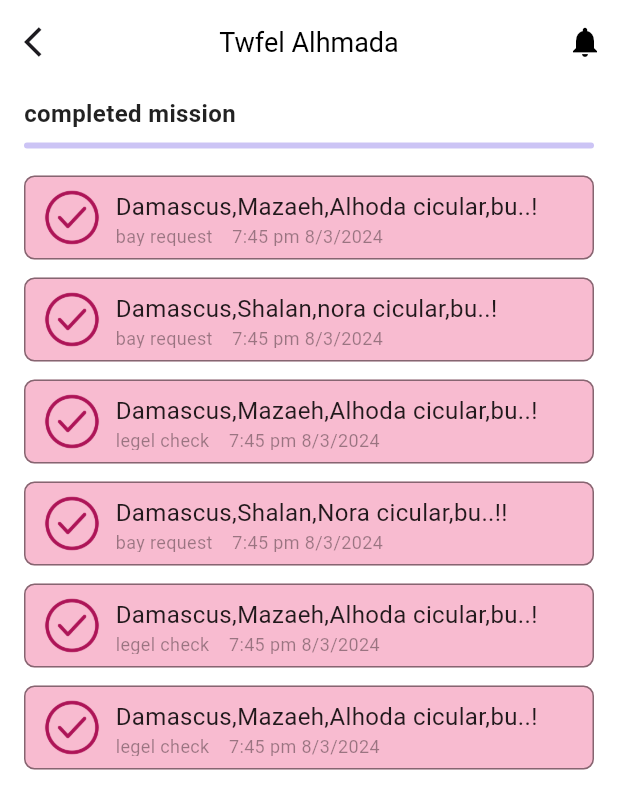
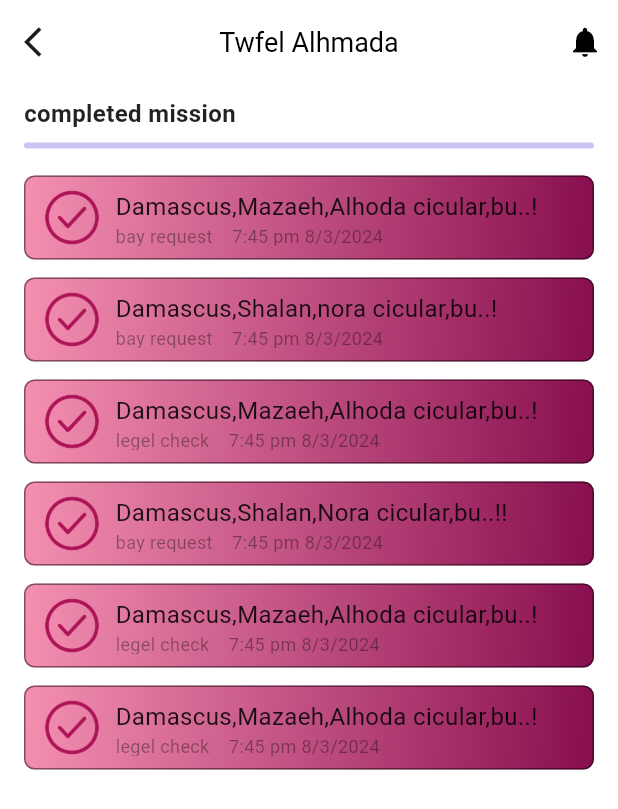
Before and after one commit to Twfekalh/real_estate_investment_lawyer_app, a Flutter app: the ComplatedPageView screen opened by its route, on a phone screen of 412 x 824 dp. Shown: the top 809 px of the screen. Run offline on Flutter 3.47's test engine with Material 3 defaults, Android fonts, the light colour scheme and no system bars; our stand-ins replace dio, flutter_bloc, flutter_easyloading, flutter_svg, flutter_zoom_drawer, get_it and 3 more; accounts and stored records are empty; key blocks and very long unbroken strings in the code were emptied for the run.

Commit message:
edit color homepage & add profile

```diff
--- a/lib/config/api_config.dart
+++ b/lib/config/api_config.dart
@@ -1,7 +1,10 @@
+import 'dart:io';
+
 class ApiConfig {
-  static const String baseUrl = 'http://127.0.0.1:8000';
+  static String baseUrl =
+      Platform.isAndroid ? 'http://10.0.2.2:8000/' : 'http://127.0.0.1:8000';
 
-  static const int timeout = 30;
+  // static const int timeout = 30;
   static const String loginEndpoint = 'api/login';
 
   static const String userEndpoint = 'api/profile';
--- a/lib/presentation/check property/widgets/sales_estate_container.dart
+++ b/lib/presentation/check property/widgets/check_property_container.dart
@@ -1,7 +1,7 @@
 import 'package:flutter/material.dart';
 
-class SaleEstateContainer extends StatelessWidget {
-  const SaleEstateContainer({
+class CheckPropertyContainer extends StatelessWidget {
+  const CheckPropertyContainer({
     super.key,
     required this.height,
     required this.child,
--- a/lib/presentation/check/widgets/check_view_body.dart
+++ b/lib/presentation/check/widgets/check_view_body.dart
@@ -140,7 +140,7 @@ class CheckViewBody extends StatelessWidget {
                       'Done',
                       style: TextStyle(
                         fontSize: 16,
-                        color: AppColors.background,
+                        color: AppColors.lightPurple,
                       ),
                     ),
                   ),
--- a/lib/presentation/home page/widget/complated_page_view.dart
+++ b/lib/presentation/home page/widget/complated_page_view.dart
@@ -15,37 +15,43 @@ class ComplatedPageView extends StatelessWidget {
       {
         "mainText": "Damascus,Mazaeh,Alhoda cicular,bu..!",
         "secondText": "bay request    7:45 pm 8/3/2024 ",
-        "color": AppColors.pink100,
+        "startColor": AppColors.pink200,
+        "endColor": AppColors.pink900,
         "imageIcon": AppAssets.complate,
       },
       {
         "mainText": "Damascus,Shalan,nora cicular,bu..!",
         "secondText": "bay request    7:45 pm 8/3/2024 ",
-        "color": AppColors.pink100,
+        "startColor": AppColors.pink200,
+        "endColor": AppColors.pink900,
         "imageIcon": AppAssets.complate,
       },
       {
         "mainText": "Damascus,Mazaeh,Alhoda cicular,bu..!",
         "secondText": "legel check    7:45 pm 8/3/2024 ",
-        "color": AppColors.pink100,
+        "startColor": AppColors.pink200,
+        "endColor": AppColors.pink900,
         "imageIcon": AppAssets.complate,
       },
       {
         "mainText": "Damascus,Shalan,Nora cicular,bu..!!",
         "secondText": "bay request    7:45 pm 8/3/2024 ",
-        "color": AppColors.pink100,
+        "startColor": AppColors.pink200,
+        "endColor": AppColors.pink900,
         "imageIcon": AppAssets.complate,
       },
       {
         "mainText": "Damascus,Mazaeh,Alhoda cicular,bu..!",
         "secondText": "legel check    7:45 pm 8/3/2024 ",
-        "color": AppColors.pink100,
+        "startColor": AppColors.pink200,
+        "endColor": AppColors.pink900,
         "imageIcon": AppAssets.complate,
       },
       {
         "mainText": "Damascus,Mazaeh,Alhoda cicular,bu..!",
         "secondText": "legel check    7:45 pm 8/3/2024 ",
-        "color": AppColors.pink100,
+        "startColor": AppColors.pink200,
+        "endColor": AppColors.pink900,
         "imageIcon": AppAssets.complate,
       },
     ];
@@ -106,7 +112,8 @@ class ComplatedPageView extends StatelessWidget {
                     child: HomePageItem(
                       mainText: item["mainText"],
                       secondText: item["secondText"],
-                      color: item["color"],
+                      startColor: item["startColor"] ?? Colors.grey,
+                      endColor: item["endColor"] ?? Colors.blueGrey,
                       imageICon: item["imageIcon"],
                     ),
                   ),
--- a/lib/presentation/home page/widget/home_page_item.dart
+++ b/lib/presentation/home page/widget/home_page_item.dart
@@ -1,19 +1,24 @@
 import 'package:flutter/material.dart';
 import 'package:lawyer_app/untility/app_assests.dart';
 import 'package:lawyer_app/untility/app_color.dart';
+import 'package:lawyer_app/untility/app_gradient.dart';
 
 class HomePageItem extends StatelessWidget {
   const HomePageItem({
     super.key,
     required this.mainText,
     required this.secondText,
-    required this.color,
+    required this.startColor,
+    required this.endColor,
+
     required this.imageICon,
   });
 
   final String mainText;
   final String secondText;
-  final Color color;
+  final Color startColor;
+  final Color endColor;
+
   final String imageICon;
 
   Color? getIconColor() {
@@ -34,7 +39,7 @@ class HomePageItem extends StatelessWidget {
       width: 345,
       height: 56,
       decoration: ShapeDecoration(
-        color: color,
+        gradient: customGradient(startColor, endColor),
         shape: RoundedRectangleBorder(
           side: BorderSide(width: 1, color: Colors.black.withAlpha(117)),
           borderRadius: BorderRadius.circular(7),
--- /dev/null
+++ b/lib/untility/app_gradient.dart
@@ -0,0 +1,9 @@
+import 'package:flutter/material.dart';
+
+LinearGradient customGradient(Color startColor, Color endColor) {
+  return LinearGradient(
+    begin: Alignment.centerLeft,
+    end: Alignment.bottomRight,
+    colors: [startColor, endColor],
+  );
+}
```
Also changed, not shown: lib/presentation/auth/login_view.dart (+7 -7 lines), lib/presentation/check property/check_property_view.dart (+4 -5 lines), lib/presentation/home page/widget/home_page_view_body.dart (+14 -7 lines), lib/presentation/profile/profile_view.dart (+11 -4 lines), lib/presentation/profile/widget/profile_info_row.dart (+23 -8 lines).
